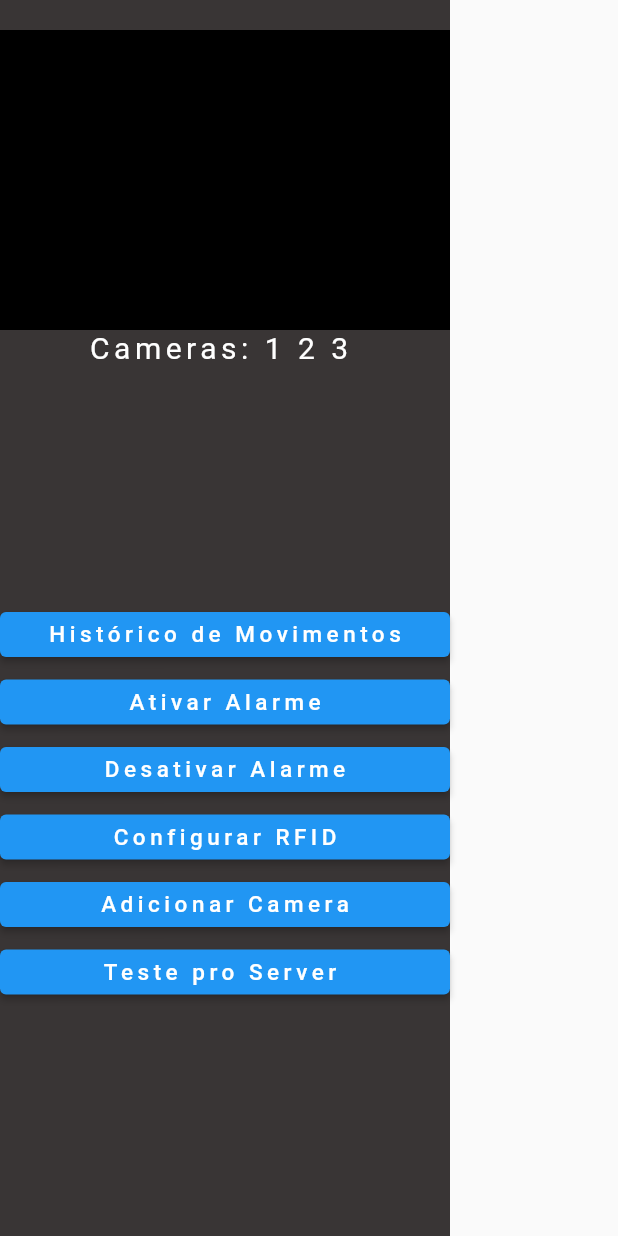
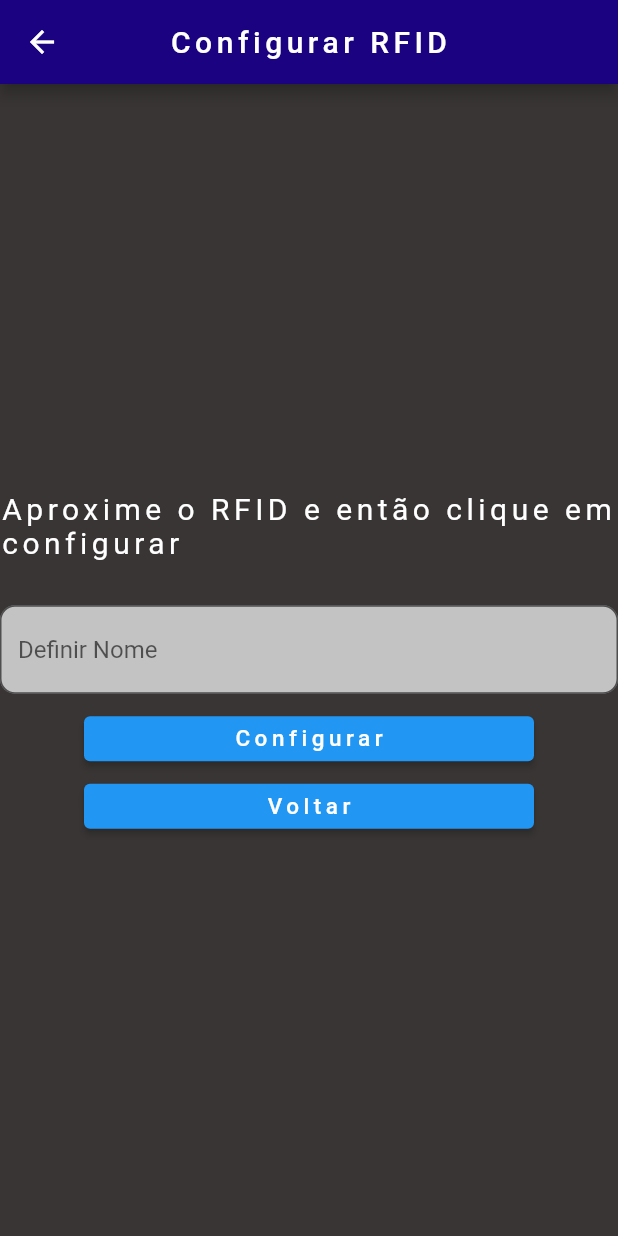
Before and after one commit to ThiiagoAC7/ti5-smart_security, a Flutter app: the HomeBody widget shown alone on an empty page, opened directly, after a tap on "Configurar RFID", on a phone screen of 412 x 824 dp. Run offline on Flutter 3.47's test engine with Material 2 defaults, Android fonts, the phone set to English and light mode, and no system bars; network calls fail.

Commit message:
configurando rfid)

```diff
--- a/lib/home.dart
+++ b/lib/home.dart
@@ -3,6 +3,7 @@ import 'package:smart_security/historico_movimentos.dart';
 import 'Utils/global.dart';
 import 'package:http/http.dart';
 import 'dart:io';
+import 'rfid.dart';
 
 class Home extends StatelessWidget {
   const Home({super.key});
@@ -57,15 +58,22 @@ class HomeBody extends StatelessWidget {
           ),
           Padding(
             padding: EdgeInsets.only(top: 15),
+            child: sizedBoxButton('Configurar RFID', () {
+              Navigator.push(
+                context,
+                MaterialPageRoute(
+                  builder: (context) => rfid(),
+                ),
+              );
+            }, 300, 30),
+          ),
+          Padding(
+            padding: EdgeInsets.only(top: 15),
             child: sizedBoxButton('Ativar Alarme', () {}, 300, 30),
           ),
           Padding(
             padding: EdgeInsets.only(top: 15),
             child: sizedBoxButton('Desativar Alarme', () {}, 300, 30),
-          ),
-          Padding(
-            padding: EdgeInsets.only(top: 15),
-            child: sizedBoxButton('Configurar RFID', () {}, 300, 30),
           ),
           Padding(
             padding: EdgeInsets.only(top: 15),
--- /dev/null
+++ b/lib/rfid.dart
@@ -0,0 +1,72 @@
+// ignore_for_file: prefer_interpolation_to_compose_strings
+
+import 'package:flutter/material.dart';
+import 'package:smart_security/cadastro.dart';
+import 'package:smart_security/login.dart';
+import 'Utils/global.dart';
+import 'package:smart_security/home.dart';
+
+@override
+class rfid extends StatefulWidget {
+  const rfid({super.key});
+
+  @override
+  State<rfid> createState() => _rfidState();
+}
+
+class _rfidState extends State<rfid> {
+  @override
+  Widget build(BuildContext context) {
+    final insercaonome = TextEditingController();
+    return Scaffold(
+      appBar: AppBar(
+        title: const Text(
+          'Configurar RFID',
+          style: textStyleTitle,
+        ),
+        backgroundColor: Cores.bgAppBar,
+        centerTitle: true,
+      ),
+      backgroundColor: Cores.bgTela,
+      body: Center(
+        child: SingleChildScrollView(
+          physics: BouncingScrollPhysics(),
+          child: Column(
+            children: <Widget>[
+              Text(
+                'Aproxime o RFID e então clique em configurar',
+                style: textStyleTitle,
+              ),
+              Padding(
+                padding: EdgeInsets.only(top: 30),
+                child: buildTextField('Definir Nome', insercaonome),
+              ),
+              Padding(
+                padding: EdgeInsets.only(top: 15),
+                child: sizedBoxButton('Configurar', () {
+                  Navigator.push(
+                    context,
+                    MaterialPageRoute(
+                      builder: (context) => rfid(),
+                    ),
+                  );
+                }, 300, 30),
+              ),
+              Padding(
+                padding: EdgeInsets.only(top: 15),
+                child: sizedBoxButton('Voltar', () {
+                  Navigator.push(
+                    context,
+                    MaterialPageRoute(
+                      builder: (context) => Home(),
+                    ),
+                  );
+                }, 300, 30),
+              ),
+            ],
+          ),
+        ),
+      ),
+    );
+  }
+}
```
